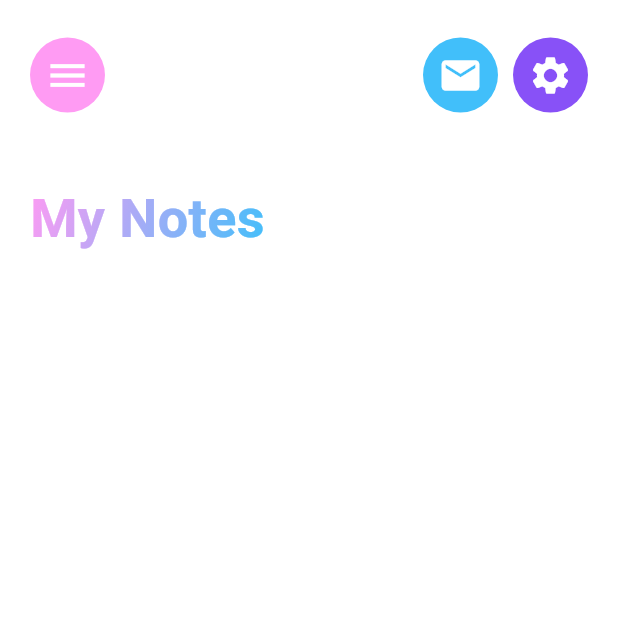
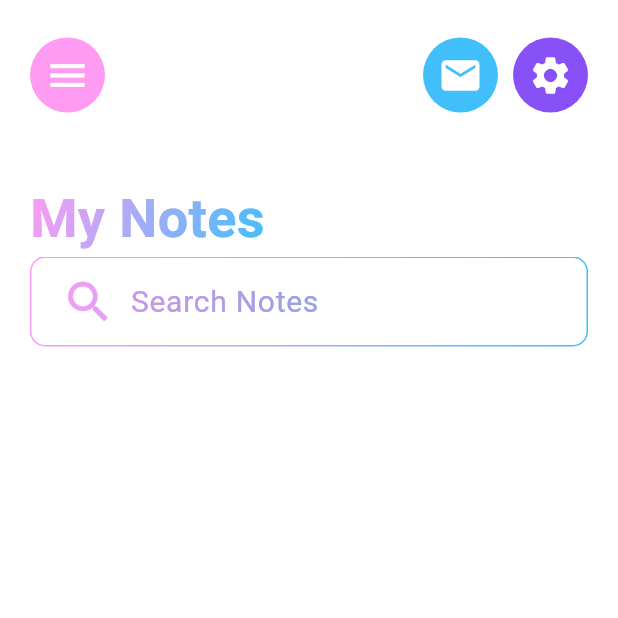
Before and after one commit to JackyMonder/Daily_Tracker, a Flutter app: the screen it shows after launch, on a phone screen of 412 x 824 dp, the top half of it. Run offline on Flutter 3.47's test engine with Material 3 defaults, Android fonts, the light colour scheme and no system bars.

Commit message:
Search bar UX

```diff
--- /dev/null
+++ b/lib/common/widgets/SearchBar.dart
@@ -0,0 +1,47 @@
+// Missing Search Methods
+
+import 'package:flutter/material.dart';
+
+class Searchbar extends StatelessWidget {
+  const Searchbar({super.key});
+
+  @override
+  Widget build(BuildContext context) {
+    return Center(
+      child: ShaderMask(shaderCallback: (bounds) => LinearGradient(
+        colors: [Color.fromARGB(255, 255, 155, 243),
+          Color.fromARGB(255, 65, 191, 250)],
+        begin: Alignment.topLeft,
+        end: Alignment.bottomRight,
+      ).createShader(bounds),
+        child: Container(
+          padding: EdgeInsets.symmetric(horizontal: 20, vertical: 5),
+          decoration: BoxDecoration(
+          borderRadius: BorderRadius.circular(10),
+            border: BoxBorder.all(
+              color: Colors.white,
+              width: 1,
+            ),
+          ),
+          child: Row (children: [
+            Icon(
+              Icons.search,
+              color: Colors.white,
+              size: 36,
+            ),
+            Expanded(
+              child: TextField(
+                decoration: InputDecoration(
+                  hintText: 'Search Notes',
+                  hintStyle: TextStyle(fontSize: 20, color: Colors.grey[200]),
+                  border: InputBorder.none,
+                  contentPadding: EdgeInsets.symmetric(horizontal: 10),
+                ),
+              ),
+            ),
+          ],)
+        )
+      ),
+    );
+  }
+}
--- a/lib/common/widgets/index.dart
+++ b/lib/common/widgets/index.dart
@@ -2,10 +2,12 @@
 import 'package:expenses_app/common/widgets/MailIcon.dart';
 import 'package:expenses_app/common/widgets/MenuIcon.dart';
 import 'package:expenses_app/common/widgets/SettingIcon.dart';
+import 'package:expenses_app/common/widgets/SearchBar.dart';
 
 class CommonWidgets {
   // This class is just a placeholder to group common widgets if needed
   MenuIconButton get menuIconButton => MenuIconButton();
   MailIconButton get mailIconButton => MailIconButton();
   SettingIconButton get settingIconButton => SettingIconButton();
+  Searchbar get searchBar => Searchbar();
 }
--- a/lib/main.dart
+++ b/lib/main.dart
@@ -1,6 +1,6 @@
 import 'package:flutter/material.dart';
 // Primary app export for compatibility with refactored lib/ layout
-import 'presentation/screens/home.dart';
+import 'presentation/screens/Home.dart';
 
 void main() {
   runApp(const MyExpensesApp());
--- a/lib/utils/notesection.dart
+++ b/lib/utils/notesection.dart
@@ -7,8 +7,7 @@ class NotesSection extends StatelessWidget {
 
   @override
   Widget build(BuildContext context) {
-    return Container(
-      child: Column (
+    return Column (
         crossAxisAlignment: CrossAxisAlignment.start,
         children: [
           ShaderMask(
@@ -22,12 +21,12 @@ class NotesSection extends StatelessWidget {
               style: TextStyle(
                 fontSize: 36,
                 fontWeight: FontWeight.bold,
-                color: Colors.white, // This color will be masked by the shader
+                color: Colors.white, // This color will be masked by the shader (To MASK, the color must be white)
               )
             )
-          )
+          ),
+        CommonWidgets().searchBar,
         ],
-      )
     );
   }
 }
```
